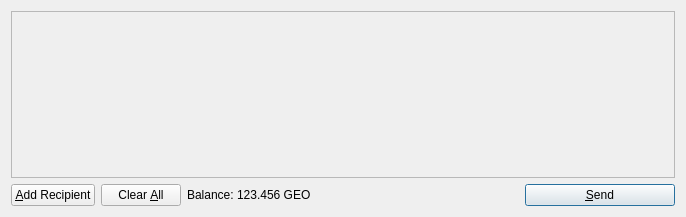
shernan/uemcoin, file src/qt/forms/sendcoinsdialog.ui: the form before one commit.
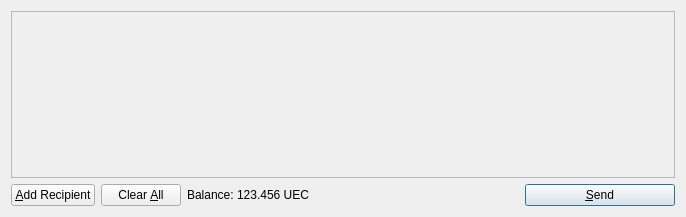
The form after the commit. Icons and pictures are not drawn.

What changed in the file:
```diff
--- a/src/qt/forms/sendcoinsdialog.ui
+++ b/src/qt/forms/sendcoinsdialog.ui
@@ -119,7 +119,7 @@
           <cursorShape>IBeamCursor</cursorShape>
          </property>
          <property name="text">
-          <string>123.456 GEO</string>
+          <string>123.456 UEC</string>
          </property>
          <property name="textInteractionFlags">
           <set>Qt::LinksAccessibleByMouse|Qt::TextSelectableByKeyboard|Qt::TextSelectableByMouse</set>
```
